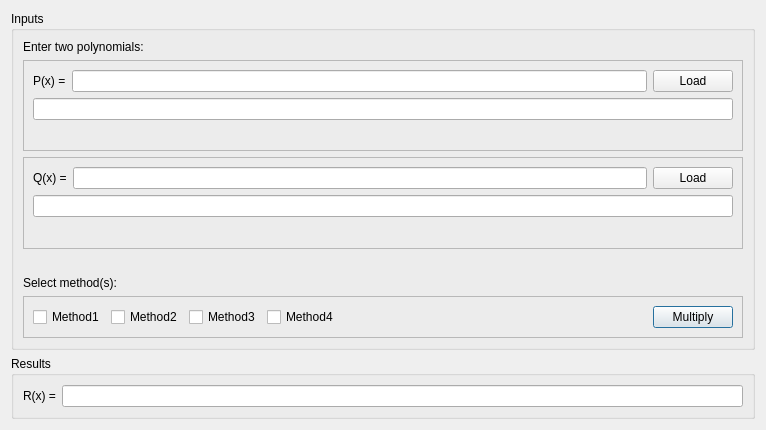
First picture: the form in fMain.ui, repository soncco/matrix, before the edit.
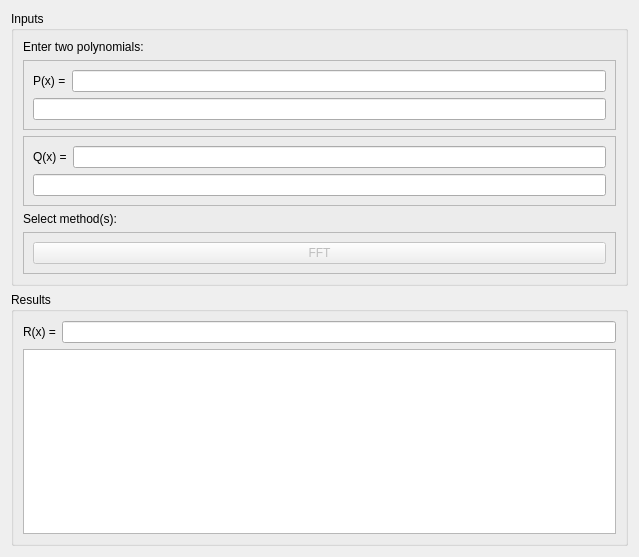
Second picture: the form after the edit.

Patch:
```diff
--- a/fMain.ui
+++ b/fMain.ui
@@ -9,8 +9,8 @@
    <rect>
     <x>0</x>
     <y>0</y>
-    <width>766</width>
-    <height>430</height>
+    <width>639</width>
+    <height>557</height>
    </rect>
   </property>
   <property name="windowTitle">
@@ -57,16 +57,6 @@
                  <item>
                   <widget class="QLineEdit" name="txtPolyPx"/>
                  </item>
-                 <item>
-                  <widget class="QPushButton" name="cmdLoadPolyPx">
-                   <property name="text">
-                    <string>Load</string>
-                   </property>
-                   <property name="autoDefault">
-                    <bool>false</bool>
-                   </property>
-                  </widget>
-                 </item>
                 </layout>
                </item>
                <item>
@@ -76,19 +66,6 @@
                  </property>
                 </widget>
                </item>
-               <item>
-                <spacer name="verticalSpacer">
-                 <property name="orientation">
-                  <enum>Qt::Vertical</enum>
-                 </property>
-                 <property name="sizeHint" stdset="0">
-                  <size>
-                   <width>20</width>
-                   <height>40</height>
-                  </size>
-                 </property>
-                </spacer>
-               </item>
               </layout>
              </item>
             </layout>
@@ -120,16 +97,6 @@
                  <item>
                   <widget class="QLineEdit" name="txtPolyQx"/>
                  </item>
-                 <item>
-                  <widget class="QPushButton" name="cmdLoadPolyQx">
-                   <property name="text">
-                    <string>Load</string>
-                   </property>
-                   <property name="autoDefault">
-                    <bool>false</bool>
-                   </property>
-                  </widget>
-                 </item>
                 </layout>
                </item>
                <item>
@@ -139,37 +106,11 @@
                  </property>
                 </widget>
                </item>
-               <item>
-                <spacer name="verticalSpacer_2">
-                 <property name="orientation">
-                  <enum>Qt::Vertical</enum>
-                 </property>
-                 <property name="sizeHint" stdset="0">
-                  <size>
-                   <width>20</width>
-                   <height>40</height>
-                  </size>
-                 </property>
-                </spacer>
-               </item>
               </layout>
              </item>
             </layout>
            </widget>
           </item>
-          <item>
-           <spacer name="verticalSpacer_3">
-            <property name="orientation">
-             <enum>Qt::Vertical</enum>
-            </property>
-            <property name="sizeHint" stdset="0">
-             <size>
-              <width>20</width>
-              <height>40</height>
-             </size>
-            </property>
-           </spacer>
-          </item>
           <item>
            <widget class="QLabel" name="lblDetail2">
             <property name="text">
@@ -189,50 +130,12 @@
              <item>
               <layout class="QHBoxLayout" name="horizontalLayout_3">
                <item>
-                <widget class="QCheckBox" name="chkMethod1">
-                 <property name="text">
-                  <string>Method1</string>
+                <widget class="QPushButton" name="cmdFFT">
+                 <property name="enabled">
+                  <bool>false</bool>
                  </property>
-                </widget>
-               </item>
-               <item>
-                <widget class="QCheckBox" name="chkMethod2">
                  <property name="text">
-                  <string>Method2</string>
-                 </property>
-                </widget>
-               </item>
-               <item>
-                <widget class="QCheckBox" name="chkMethod3">
-                 <property name="text">
-                  <string>Method3</string>
-                 </property>
-                </widget>
-               </item>
-               <item>
-                <widget class="QCheckBox" name="chkMethod4">
-                 <property name="text">
-                  <string>Method4</string>
-                 </property>
-                </widget>
-               </item>
-               <item>
-                <spacer name="horizontalSpacer">
-                 <property name="orientation">
-                  <enum>Qt::Horizontal</enum>
-                 </property>
-                 <property name="sizeHint" stdset="0">
-                  <size>
-                   <width>40</width>
-                   <height>20</height>
-                  </size>
-                 </property>
-                </spacer>
-               </item>
-               <item>
-                <widget class="QPushButton" name="cmdMultiply">
-                 <property name="text">
-                  <string>Multiply</string>
+                  <string>FFT</string>
                  </property>
                  <property name="autoDefault">
                   <bool>false</bool>
@@ -281,17 +184,11 @@
            </layout>
           </item>
           <item>
-           <spacer name="verticalSpacer_4">
-            <property name="orientation">
-             <enum>Qt::Vertical</enum>
+           <widget class="QPlainTextEdit" name="txtProcess">
+            <property name="readOnly">
+             <bool>true</bool>
             </property>
-            <property name="sizeHint" stdset="0">
-             <size>
-              <width>20</width>
-              <height>40</height>
-             </size>
-            </property>
-           </spacer>
+           </widget>
           </item>
          </layout>
         </item>
```
Left out of the diff: 5 changed lines with no effect on the pictures.
